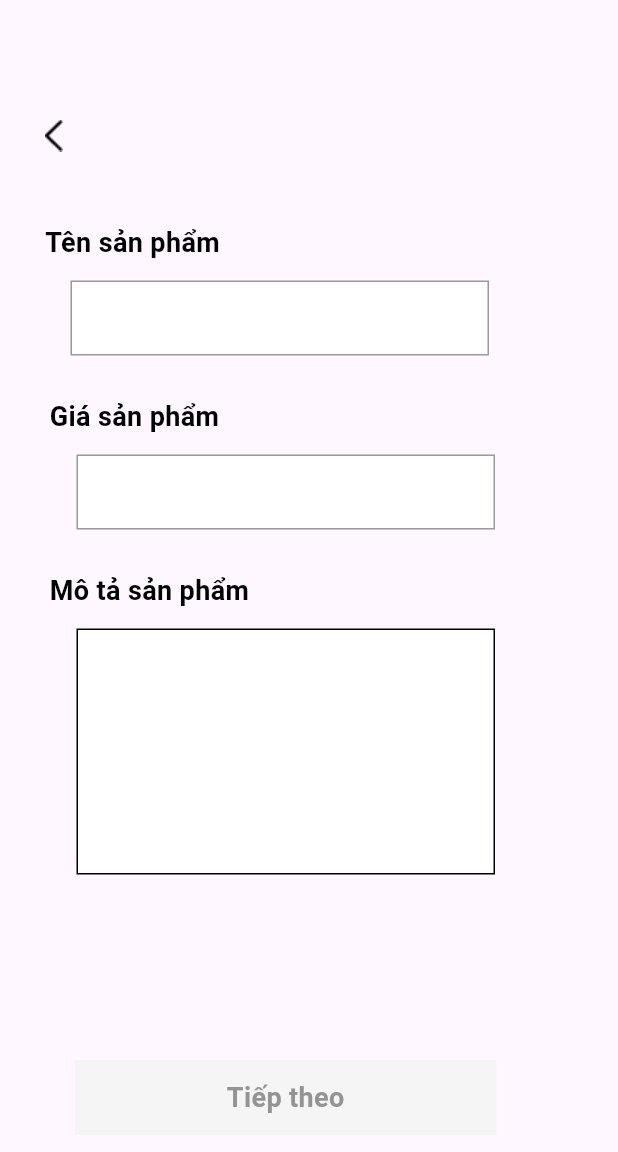
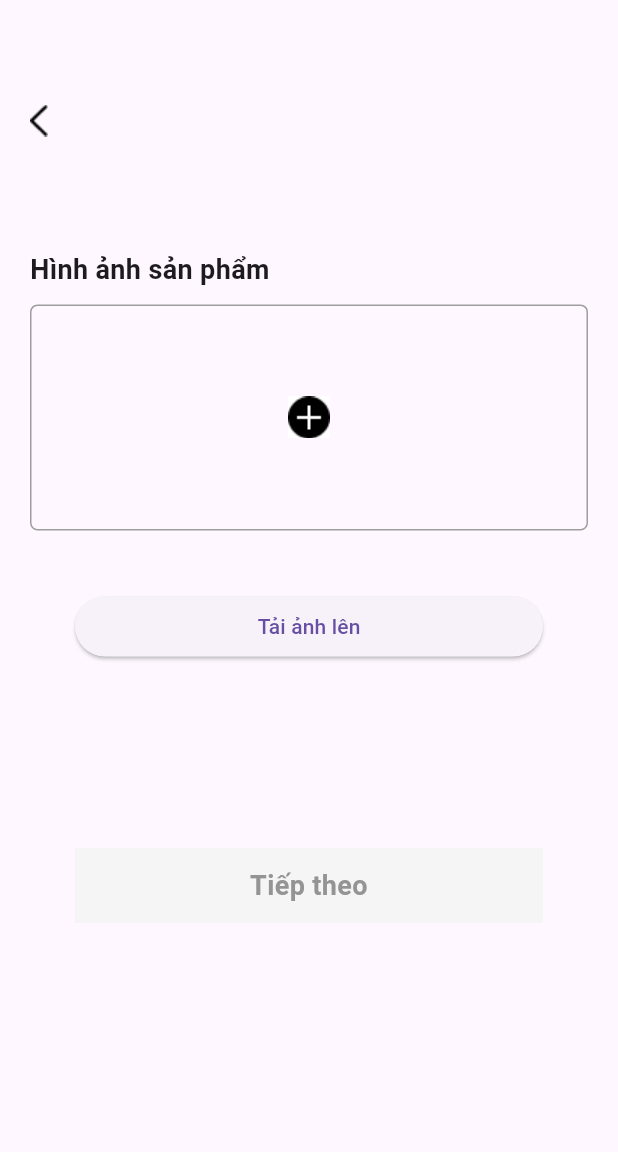
Before and after one commit to QBitGenZ/2fends-mobile, a Flutter app: the screen it shows after launch, on a phone screen of 412 x 824 dp. Shown: the top 1152 px of the screen. Run offline on Flutter 3.47's test engine with Material 3 defaults, Android fonts, the phone set to English and light mode, and no system bars; our stand-ins replace flutter_rating_bar, font_awesome_flutter, google_fonts, image_picker, shared_preferences; missing offline and left inert: dart:ffi; accounts and stored records are empty.

Commit message:
them trang dang ban san pham 2.0

```diff
--- a/lib/app_config.dart
+++ b/lib/app_config.dart
@@ -1,5 +1,5 @@
 class AppConfig{
-  static const String SERVER_API_URL = 'http://10.13.130.99:3000/v1';
-  static const String IMAGE_API_URL = 'http://10.13.130.99:3000/';
+  static const String SERVER_API_URL = 'http://192.168.1.9:3000/v1';
+  static const String IMAGE_API_URL = 'http://192.168.1.9:3000/';
   static String? ACCESS_TOKEN = '';
 }
--- a/lib/main.dart
+++ b/lib/main.dart
@@ -5,7 +5,8 @@ import 'package:fends_mobile/pages/index.dart';
 
 import 'package:fends_mobile/pages/home/home_page.dart';
 import 'package:fends_mobile/pages/home/start_page.dart';
-import 'package:fends_mobile/pages/sales/addproduct.dart';
+import 'package:fends_mobile/pages/sales/add_product.dart';
+import 'package:fends_mobile/pages/sales/sale_page.dart';
 
 import 'package:fends_mobile/sections/recomment_product_section.dart';
 
@@ -34,7 +35,7 @@ class MyApp extends StatelessWidget {
       ),
       color: Colors.white,
 
-      home: AddProductPage(),
+      home: SalePage(),
       debugShowCheckedModeBanner: false,
     );
   }
--- a/lib/pages/sales/sale_page.dart
+++ b/lib/pages/sales/sale_page.dart
@@ -0,0 +1,131 @@
+import 'dart:io';
+
+import 'package:fends_mobile/pages/sales/add_product.dart';
+import 'package:fends_mobile/pages/sales/size_product.dart';
+import 'package:flutter/cupertino.dart';
+import 'package:flutter/material.dart';
+import 'package:image_picker/image_picker.dart';
+
+class SalePage extends StatefulWidget {
+  @override
+  State<SalePage> createState() => _SalePageState();
+}
+
+class _SalePageState extends State<SalePage> {
+  late double screenHeight;
+  late double screenWidth;
+  File? _image;
+
+  // Function to handle image selection
+  Future<void> _selectImage() async {
+    final picker = ImagePicker();
+    final pickedImage = await picker.pickImage(source: ImageSource.gallery);
+
+    if (pickedImage != null) {
+      setState(() {
+        _image = File(pickedImage.path);
+      });
+    }
+  }
+
+  @override
+  Widget build(BuildContext context) {
+    screenWidth = MediaQuery.of(context).size.width;
+    screenHeight = MediaQuery.of(context).size.height;
+    return MaterialApp(
+      debugShowCheckedModeBanner: false,
+      home: Scaffold(
+        resizeToAvoidBottomInset: false,
+        body: Container(
+          padding: EdgeInsets.all(20.0),
+          child: Column(
+            crossAxisAlignment: CrossAxisAlignment.stretch,
+            children: <Widget>[
+              GestureDetector(
+                  onTap: () {
+                    Navigator.push(
+                      context,
+                      MaterialPageRoute(builder: (context) => AddProductPage()),
+                    );
+                  },
+                  child: Container(
+                      margin: EdgeInsets.only(
+                          top: 50),
+                      alignment: Alignment.topLeft,
+                      child: Image.asset('assets/images/Vector.png'))),
+              Container(
+                margin: EdgeInsets.only(top: screenHeight * 0.08),
+                padding: EdgeInsets.symmetric(vertical: 10.0),
+                child: Text(
+                  'Hình ảnh sản phẩm',
+                  style: TextStyle(
+                    fontSize: 18.0,
+                    fontWeight: FontWeight.bold,
+                  ),
+                ),
+              ),
+              GestureDetector(
+                onTap: _selectImage,
+                child: Container(
+                  width: screenWidth * 0.83,
+                  height: screenHeight * 0.183,
+                  decoration: BoxDecoration(
+                    border: Border.all(color: Colors.grey),
+                    borderRadius: BorderRadius.circular(5.0),
+                  ),
+                  padding: EdgeInsets.all(8.0),
+                  child: Stack(
+                    alignment: Alignment.center,
+                    children: [
+                      _image == null
+                          ? Text('')
+                          : Image.file(
+                        _image!,
+                        fit: BoxFit.cover,
+                      ),
+                      Positioned(
+                        child: Image.asset('assets/images/Vector1.png'),
+                      ),
+                    ],
+                  ),
+                ),
+              ),
+              Container(
+                margin: EdgeInsets.fromLTRB(30, 40, 30, 0),
+                child: ElevatedButton(
+                  onPressed: _selectImage,
+                  child: Text('Tải ảnh lên'),
+                ),
+              ),
+              InkWell(
+                onTap: () =>{
+                  Navigator.push(
+                    context,
+                    MaterialPageRoute(builder: (context) => SizeProduct()),)
+                },
+                child: Container(
+                  margin: EdgeInsets.fromLTRB(30,MediaQuery.of(context).size.height*0.15,30,MediaQuery.of(context).size.height*0.15),
+                  width: 450,
+                  height: 50,
+                  color: Colors.grey[100],
+                  alignment: Alignment.center,
+                  child: Text(
+                    'Tiếp theo',
+                    textAlign: TextAlign.center,
+                    style: TextStyle(
+                      color: Color(0xFF949494),
+                      fontSize: 18,
+                      fontFamily: 'Roboto',
+                      fontWeight: FontWeight.w700,
+                      height: 0,
+                    ),
+                  ),
+                ),
+              )
+            ],
+          ),
+        ),
+      ),
+    );
+  }
+}
--- a/pubspec.yaml
+++ b/pubspec.yaml
@@ -40,6 +40,7 @@ dependencies:
   google_fonts: ^6.2.1
   flutter_rating_bar: ^4.0.1
   shared_preferences: ^2.2.2
+  image_picker: ^1.0.7
 
 dev_dependencies:
   flutter_test:
```
Also changed, not shown: lib/pages/sales/add_product.dart (renamed from lib/pages/sales/addproduct.dart, +9 -2 lines), lib/pages/sales/size_product.dart (added, +108 -0 lines), assets/images/Vector1.png (added), pubspec.lock.
